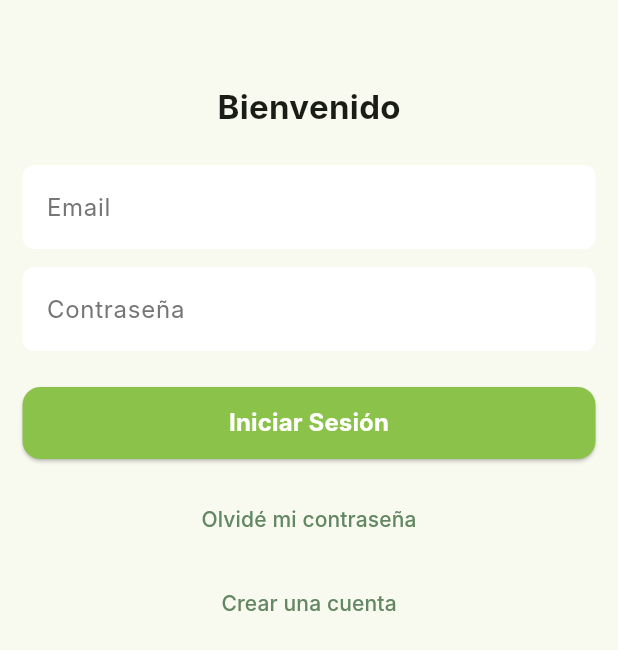
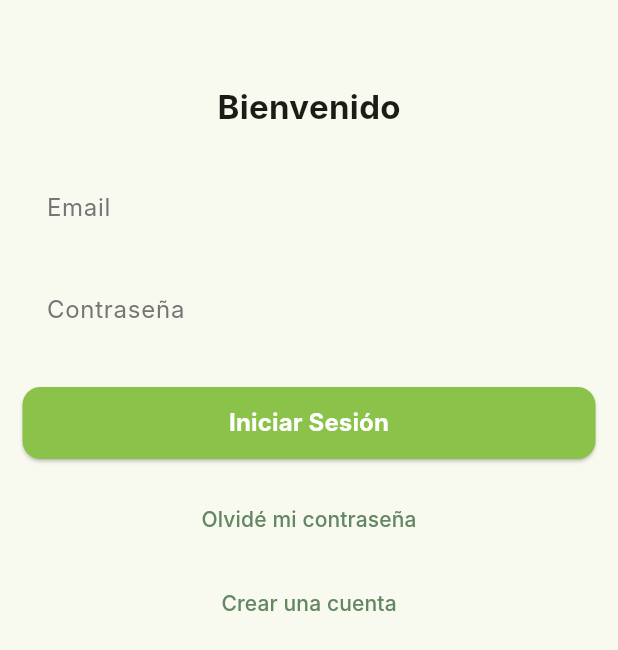
Before and after one commit to P2025046-SCRM/scrm-frontend, a Flutter app: the screen it shows after launch, on a phone screen of 412 x 824 dp. Shown: the top 650 px of the screen. Run offline on Flutter 3.47's test engine with Material 3 defaults, Android fonts, the phone set to English and light mode, and no system bars; our stand-ins replace camera, cloud_firestore, firebase_auth, firebase_core, fl_chart, flutter_dotenv and 3 more; accounts and stored records are empty; generated files the repository leaves out were written again; Roboto replaces fonts that are missing (Inter).

Commit message:
refactor: update text styles and improve UI consistency - remove hardcoded color from kRegularTextStyle - replace fillColor in TextFieldWidget with theme-based color - adjust ActionIconButton shadow behavior based on theme mode

```diff
--- a/lib/common/styles/text_styles.dart
+++ b/lib/common/styles/text_styles.dart
@@ -7,7 +7,6 @@ const kTitleTextStyle = TextStyle(
 );
 
 const kRegularTextStyle = TextStyle(
-  color: Colors.black,
   fontSize: 16,
   fontFamily: 'Inter',
 );
--- a/lib/common/widgets/text_field_widget.dart
+++ b/lib/common/widgets/text_field_widget.dart
@@ -27,7 +27,7 @@ class TextFieldWidget extends StatelessWidget {
       validator: validator,
       decoration: InputDecoration(
         filled: true,
-        fillColor: Colors.white,
+        fillColor: Theme.of(context).colorScheme.surface,
         hintText: text,
         hintStyle: kHintTextStyle,
         border: OutlineInputBorder(
--- a/lib/presentation/camera_module/widgets/action_button_widget.dart
+++ b/lib/presentation/camera_module/widgets/action_button_widget.dart
@@ -16,11 +16,15 @@ class ActionIconButton extends StatelessWidget {
 
   @override
   Widget build(BuildContext context) {
+    final isDarkMode = Theme.of(context).brightness == Brightness.dark;
+
     return Container(
       decoration: BoxDecoration(
         color: Theme.of(context).colorScheme.primaryContainer,
         borderRadius: BorderRadius.circular(8),
-        boxShadow: [
+        boxShadow: isDarkMode
+            ? [] // No shadow in dark mode
+            : [
                 BoxShadow(
                   color: const Color.fromARGB(130, 158, 158, 158),
                   spreadRadius: 2,
```
Lines whose indentation alone changed are shown as unchanged.
